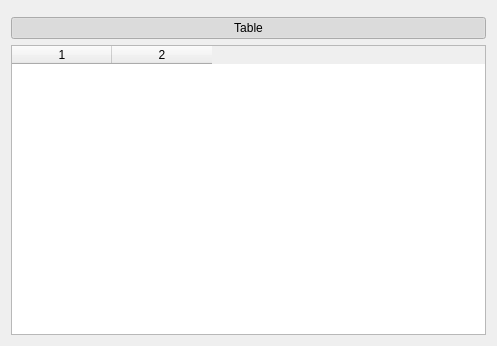
Old version of the form asec_plots/qplotwindow.ui in the repository lierdakil/masec.
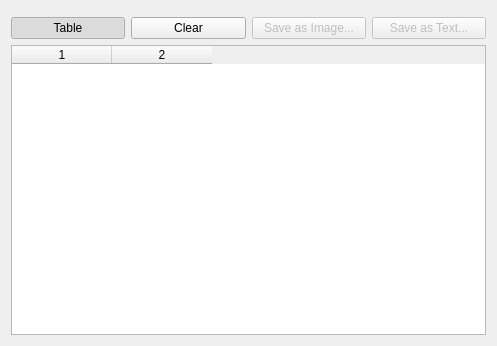
New version of the form. Custom widgets are drawn as their Qt base class.

```diff
--- a/asec_plots/qplotwindow.ui
+++ b/asec_plots/qplotwindow.ui
@@ -17,6 +17,8 @@
     <widget class="QwtPlot" name="qwtPlot" />
    </item>
    <item>
+    <layout class="QHBoxLayout" name="horizontalLayout" >
+     <item>
     <widget class="QPushButton" name="btHideTable" >
      <property name="text" >
       <string>Table</string>
@@ -30,6 +32,35 @@
     </widget>
    </item>
    <item>
+      <widget class="QPushButton" name="btClear" >
+       <property name="text" >
+        <string>Clear</string>
+       </property>
+      </widget>
+     </item>
+     <item>
+      <widget class="QPushButton" name="btSaveImage" >
+       <property name="enabled" >
+        <bool>false</bool>
+       </property>
+       <property name="text" >
+        <string>Save as Image...</string>
+       </property>
+      </widget>
+     </item>
+     <item>
+      <widget class="QPushButton" name="btSaveText" >
+       <property name="enabled" >
+        <bool>false</bool>
+       </property>
+       <property name="text" >
+        <string>Save as Text...</string>
+       </property>
+      </widget>
+     </item>
+    </layout>
+   </item>
+   <item>
     <widget class="QTableWidget" name="twData" >
      <property name="editTriggers" >
       <set>QAbstractItemView::NoEditTriggers</set>
```
Left out of the diff: 1 changed line with no effect on the pictures. Lines whose indentation alone changed are shown as unchanged.
